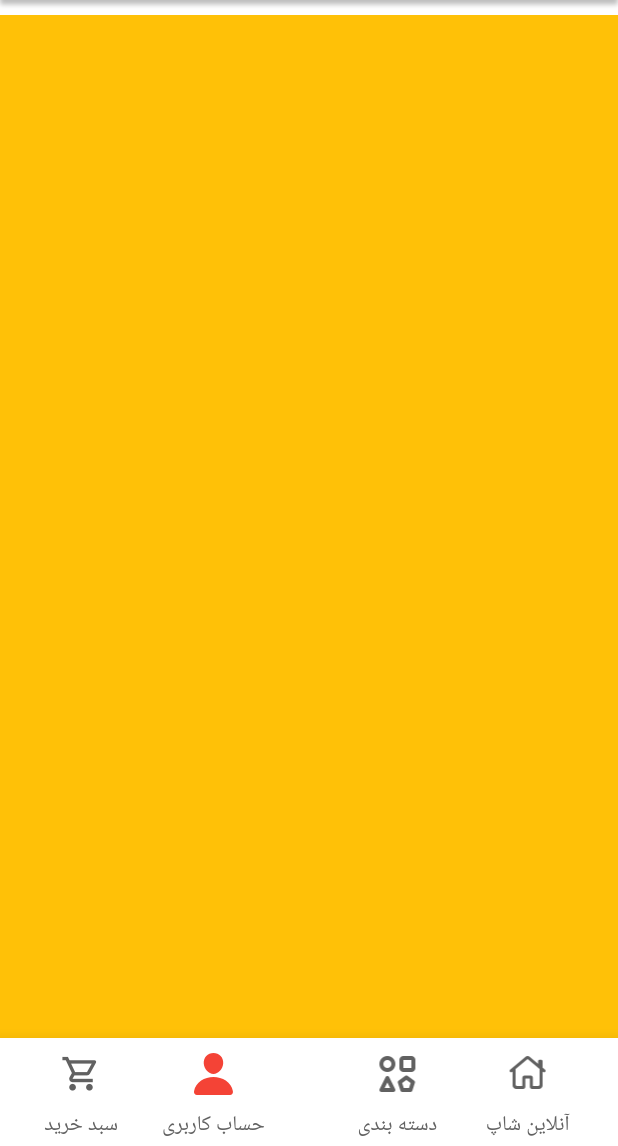
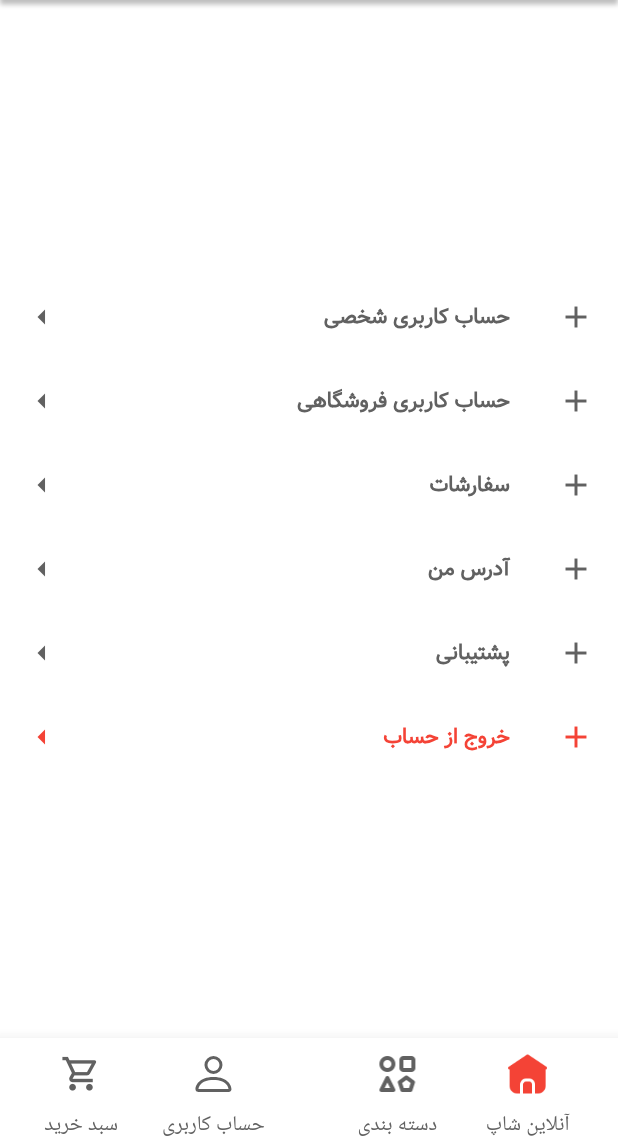
Before and after one commit to danialmkj/store_app, a Flutter app: the MainWrapper screen opened by its route, swiped to page 3, on a phone screen of 412 x 824 dp, the part 90-1236 px from its top. Run offline on Flutter 3.47's test engine with Material 2 defaults, Android fonts, the phone set to English and light mode, and no system bars; drawn by our look-alikes of flutter_typeahead; our stand-ins replace bloc, cached_network_image, connectivity_plus, dio, flutter_bloc, flutter_rating_bar and 8 more; missing offline and left inert: android_sms_retriever, delayed_widget, persian_number_utility; accounts and stored records are empty; network calls fail; Roboto replaces fonts that are missing (Yekan).

Commit message:
add : Reusable Widget

```diff
--- a/lib/common/widgets/main_wrapper.dart
+++ b/lib/common/widgets/main_wrapper.dart
@@ -1,6 +1,7 @@
 import 'package:flutter/material.dart';
 import 'package:flutter_bloc/flutter_bloc.dart';
 import 'package:store_app/common/widgets/bottom_nav.dart';
+import 'package:store_app/features/feature_home/presentation/screens/profile_screen.dart';
 import 'package:store_app/features/feature_product/presentation/screens/category_screen.dart';
 
 import '../../features/feature_home/presentation/screens/home_screen.dart';
@@ -20,9 +21,7 @@ class MainWrapper extends StatelessWidget {
   List<Widget> topLevelScreen = [
     HomeScreen(),
     CategoryScreen(),
-    Container(
-      color: Colors.amber,
-    ),
+    ProfileScreen(),
     Container(
       color: Colors.purple,
     ),
@@ -64,14 +63,14 @@ class MainWrapper extends StatelessWidget {
                 child: PageView(
                   controller: pageController,
                   children: topLevelScreen,
-                  onPageChanged: (value) {
-                    /// change selected index
-                    BlocProvider.of<BottomNavCubit>(context)
-                        .changeSelectedIndex(value);
-                    pageController.animateToPage(value,
-                        duration: const Duration(milliseconds: 300),
-                        curve: Curves.easeInOut);
-                  },
+                  // onPageChanged: (value) {
+                  /// change selected index
+                  //   BlocProvider.of<BottomNavCubit>(context)
+                  //       .changeSelectedIndex(value);
+                  //   pageController.animateToPage(value,
+                  //       duration: const Duration(milliseconds: 300),
+                  //       curve: Curves.easeInOut);
+                  // },
                 ),
               ),
             ],
--- /dev/null
+++ b/lib/features/feature_home/presentation/screens/profile_screen.dart
@@ -0,0 +1,36 @@
+import 'package:flutter/material.dart';
+import 'package:store_app/features/feature_home/presentation/widgets/profile_list_tiles.dart';
+import '../utils/profile_list_model.dart';
+
+class ProfileScreen extends StatelessWidget {
+ ProfileScreen({super.key});
+
+  List<ProfileListModel> listProfiles = [
+    ProfileListModel(iconData: Icons.person, title: "حساب کاربری شخصی", onTap: (){print("item1");}),
+    ProfileListModel(iconData: Icons.shopping_bag_outlined, title: "حساب کاربری فروشگاهی", onTap: (){print("item2");}),
+    ProfileListModel(iconData: Icons.archive_rounded, title: "سفارشات", onTap: (){print("item3");}),
+    ProfileListModel(iconData: Icons.home_work, title: "آدرس من", onTap: (){print("item4");}),
+    ProfileListModel(iconData: Icons.support_agent, title: "پشتیبانی", onTap: (){print("item5");}),
+    ProfileListModel(iconData: Icons.exit_to_app, title: "خروج از حساب", onTap: (){print("item6");}),
+  ];
+
+
+  @override
+  Widget build(BuildContext context) {
+    return Column(
+      mainAxisAlignment: MainAxisAlignment.center,
+      children: [
+        ListView.builder(
+          shrinkWrap: true,
+          itemCount: listProfiles.length,
+          itemBuilder: (BuildContext context, int index) {
+            return ProfileListTile(
+              title: listProfiles[index].title,
+              onTap: listProfiles[index].onTap,
+              isLast: (index == listProfiles.length - 1) ? true : false);
+          },
+        ),
+      ],
+    );
+  }
+}
--- /dev/null
+++ b/lib/features/feature_home/presentation/utils/profile_list_model.dart
@@ -0,0 +1,15 @@
+import 'package:flutter/material.dart';
+
+class ProfileListModel {
+
+  IconData iconData;
+  String title;
+  VoidCallback onTap;
+
+  ProfileListModel({
+    required this.iconData,
+    required this.title,
+    required this.onTap,
+  });
+
+}
--- /dev/null
+++ b/lib/features/feature_home/presentation/widgets/profile_list_tiles.dart
@@ -0,0 +1,21 @@
+import 'package:flutter/material.dart';
+
+class ProfileListTile extends StatelessWidget {
+
+   final IconData iconData;
+   final String title;
+   final VoidCallback? onTap;
+   final bool isLast;
+
+   ProfileListTile({Key? key, this.iconData = Icons.add,required this.title, required this.onTap,required this.isLast}) : super(key: key);
+
+  @override
+  Widget build(BuildContext context) {
+    return ListTile(
+      onTap: onTap,
+      title: Text(title, style: TextStyle(color: (isLast) ? Colors.red : Colors.grey.shade700,fontWeight: FontWeight.bold,fontSize: 14),),
+      leading: Icon(iconData, color: (isLast) ? Colors.red : Colors.grey.shade700,),
+      trailing: Icon(Icons.arrow_right, color: (isLast) ? Colors.red : Colors.grey.shade700,),
+    );
+  }
+}
```
